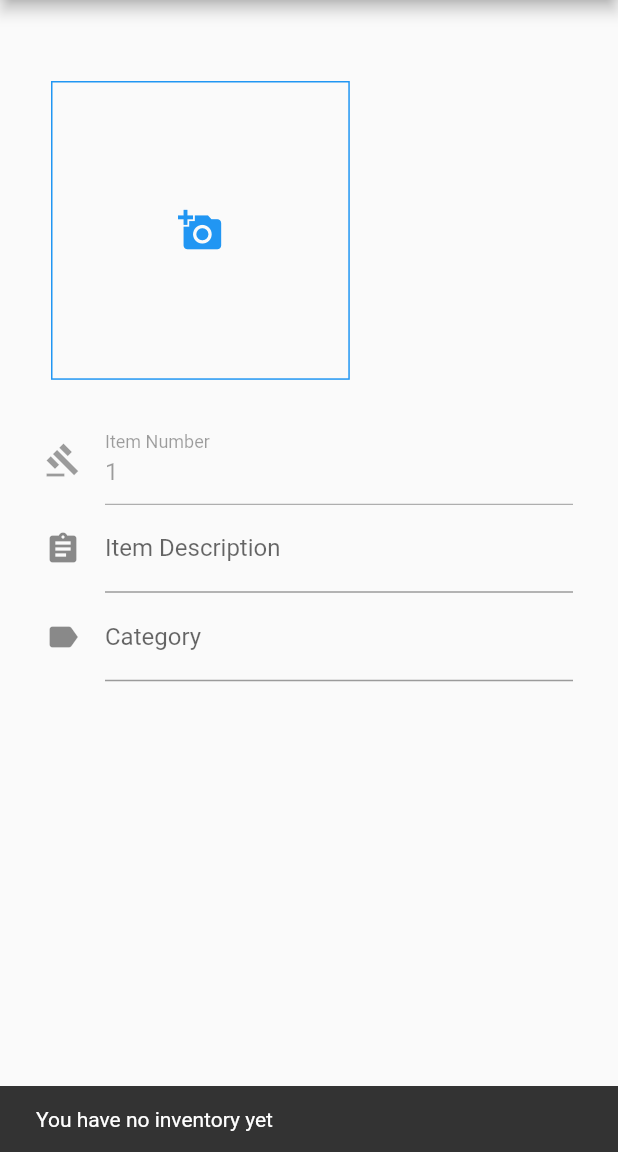
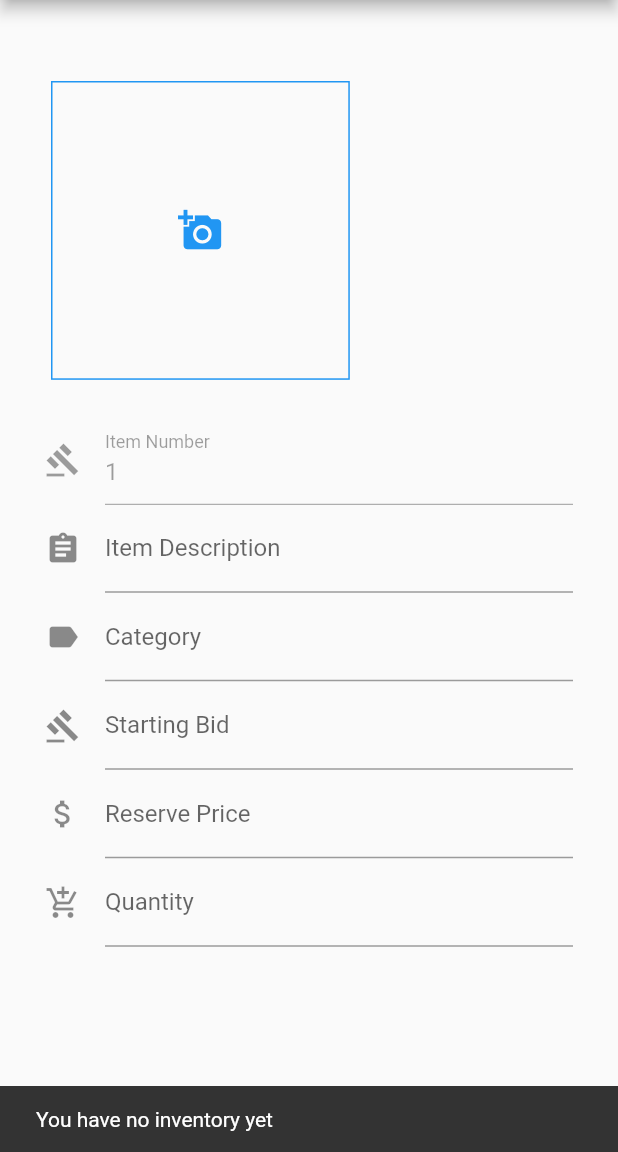
Before and after one commit to acidjazz/uploader, a Flutter app: the Inventory screen opened directly with empty values, after a tap on the "add" icon, on a phone screen of 412 x 824 dp, the part 84-1236 px from its top. Run offline on Flutter 3.47's test engine with Material 2 defaults, Android fonts, the phone set to English and light mode, and no system bars; our stand-ins replace connectivity, flutter_native_image, image_picker, shared_preferences; missing offline and left inert: a package; accounts and stored records are empty.

Commit message:
✨ new metadata, new changes

```diff
--- a/lib/InventoryData.dart
+++ b/lib/InventoryData.dart
@@ -138,10 +138,15 @@ class InventoryItem {
 
   List<InventoryItemPhoto> photos = [];
   String number;
+
   String description;
   String category;
+  String startingBid;
+  String reservePrice;
+  String quantity;
+  String buyNowPrice;
+
   String uploaded = 'false';
-
   String uploading = 'false';
   double progress = 0.0;
 
@@ -149,8 +154,14 @@ class InventoryItem {
 
   InventoryItem.fromJson(Map<String, dynamic> json)
     : number = json['number'],
+
       description = json['description'],
       category = json['category'],
+      startingBid = json['startingBid'],
+      reservePrice = json['reservePrice'],
+      quantity = json['quantity'],
+      buyNowPrice = json['buyNowPrice'],
+
       uploaded = json['uploaded'],
       progress = json['progress'],
       photos = InventoryItemPhoto.fromList(json['photos'] as List<dynamic>);
@@ -158,8 +169,14 @@ class InventoryItem {
   Map<String, dynamic> toJson () =>
     {
       'number': number,
+
       'description': description,
       'category': category,
+      'startingBid': startingBid,
+      'reservePrice': reservePrice,
+      'quantity': quantity,
+      'buyNowPrice': buyNowPrice,
+
       'uploaded': uploaded,
       'progress': progress,
       'photos': photos,
--- a/lib/pages/inventoryModify.dart
+++ b/lib/pages/inventoryModify.dart
@@ -241,6 +241,40 @@ class InventoryModifyState extends State<InventoryModify> {
                   onSaved: (String value) { item.category = value; },
                 ),
 
+                new TextFormField(
+                  decoration: const InputDecoration(
+                    icon: const Icon(Icons.gavel),
+                    labelText: 'Starting Bid',
+                  ),
+                  initialValue: item.startingBid == null ? '' : item.startingBid,
+                  keyboardType: TextInputType.numberWithOptions(),
+
+                  onSaved: (String value) { item.startingBid = value; },
+                ),
+
+                new TextFormField(
+                  decoration: const InputDecoration(
+                    icon: const Icon(Icons.attach_money),
+                    labelText: 'Reserve Price',
+                  ),
+                  initialValue: item.reservePrice == null ? '' : item.reservePrice,
+                  onSaved: (String value) { item.category = value; },
+                  keyboardType: TextInputType.numberWithOptions(),
+                ),
+
+                new TextFormField(
+                  decoration: const InputDecoration(
+                    icon: const Icon(Icons.add_shopping_cart),
+                    hintText: 'Item Quantity',
+                    labelText: 'Quantity',
+                  ),
+                  initialValue: item.quantity == null ? '' : item.quantity,
+                  onSaved: (String value) { item.quantity = value; },
+                  keyboardType: TextInputType.numberWithOptions(),
+                ),
+
+
+
               ].reversed.toList(),
             ),
           ),
--- a/lib/pages/settings.dart
+++ b/lib/pages/settings.dart
@@ -108,7 +108,6 @@ class SettingsState extends State<Settings> {
                     onSaved: (String value) {
                       user.ftpHost = value;
                     },
-
                   ),
                   new TextFormField(
                     decoration: const InputDecoration(
```
Also changed, not shown: pubspec.lock, 2 other files.
